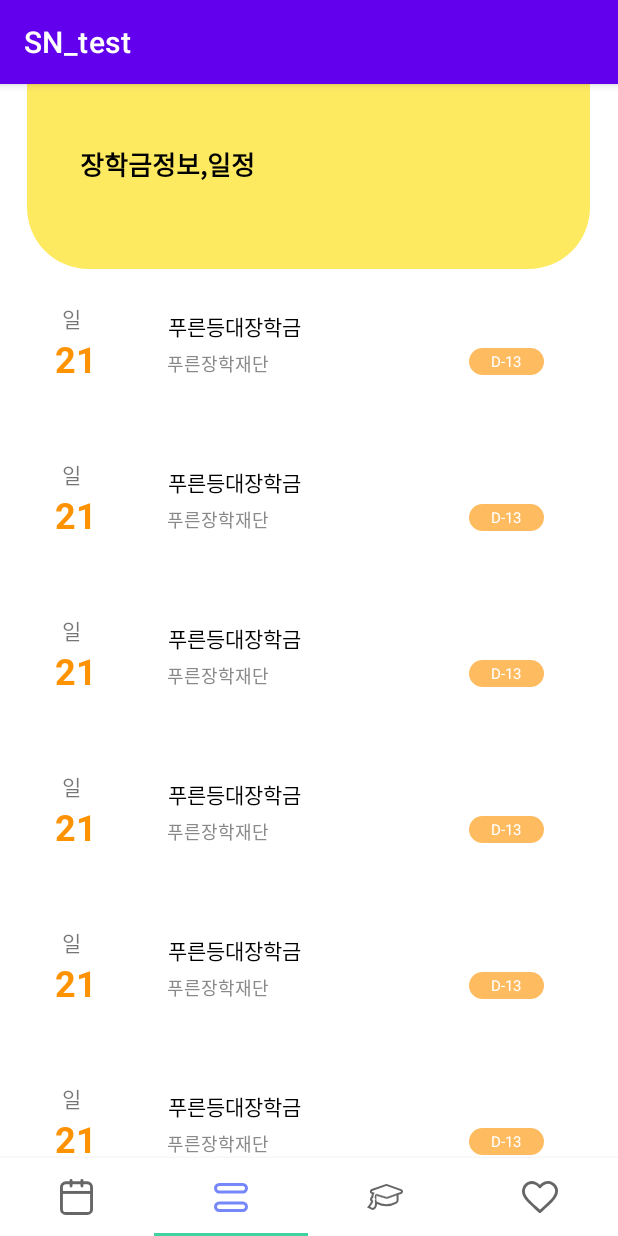
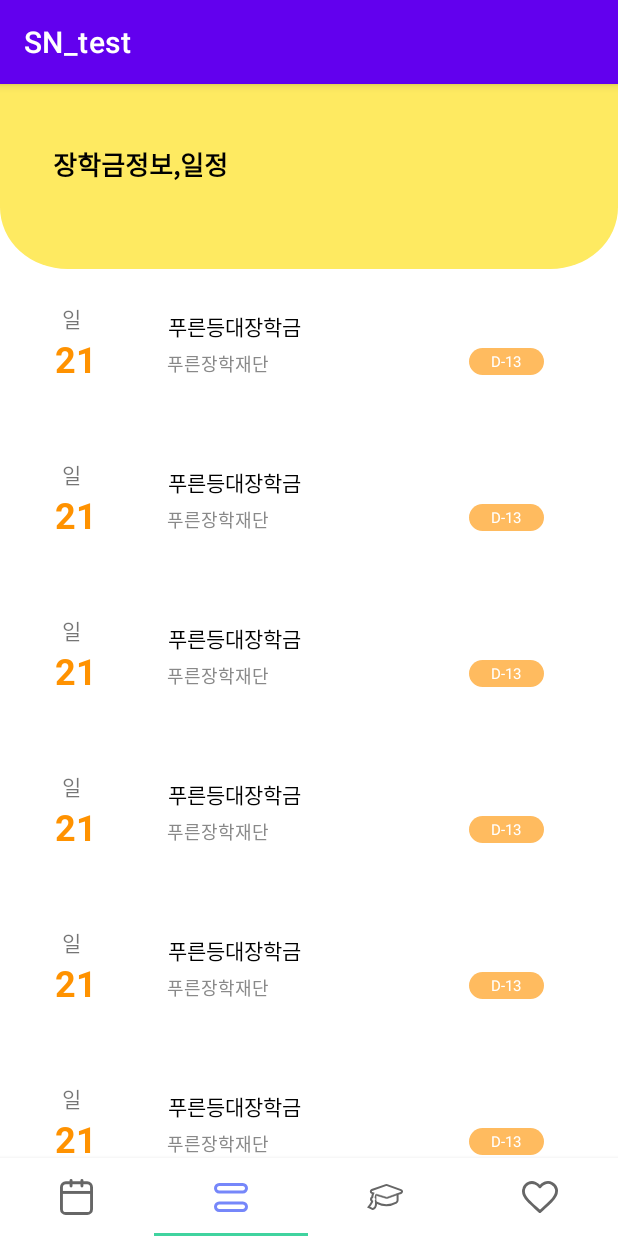
Before and after one commit to jjh2x/Scholarship_Notification, an Android app: the screen it shows after launch (MainActivity), item 2 of the bottom bar chosen, on a phone screen of 412 x 824 dp. Run offline under Robolectric (Android 15) with nearby library versions, the phone set to English and light mode, and no system bars.

```diff
--- a/app/build.gradle
+++ b/app/build.gradle
@@ -49,4 +49,6 @@ dependencies {
     // For control over item selection of both touch and mouse driven selection
     implementation "androidx.recyclerview:recyclerview-selection:1.1.0-rc03"
     implementation 'com.applandeo:material-calendar-view:1.4.0'
+    implementation 'com.squareup.retrofit2:retrofit:2.4.0'
+    implementation 'com.squareup.retrofit2:converter-gson:2.4.0'
 }
--- a/app/src/main/AndroidManifest.xml
+++ b/app/src/main/AndroidManifest.xml
@@ -2,13 +2,15 @@
 <manifest xmlns:android="http://schemas.android.com/apk/res/android"
     package="com.example.sn_test">
 
+    <uses-permission android:name="android.permission.INTERNET"/>
     <application
         android:allowBackup="true"
         android:icon="@mipmap/ic_launcher"
         android:label="@string/app_name"
         android:roundIcon="@mipmap/ic_launcher_round"
         android:supportsRtl="true"
-        android:theme="@style/Theme.SN_test">
+        android:theme="@style/Theme.SN_test"
+        android:usesCleartextTraffic="true">
         <activity android:name=".SplashActivity">
             <intent-filter>
                 <action android:name="android.intent.action.MAIN" />
--- /dev/null
+++ b/app/src/main/java/com/example/sn_test/AWS_Test_API.kt
@@ -0,0 +1,12 @@
+package com.example.sn_test
+
+import retrofit2.Call
+import retrofit2.http.GET
+import retrofit2.http.Query
+
+interface AWS_Test_API {
+    @GET("/scholarship")
+    fun getScholarshipInformation(
+
+    ): Call<List<ResultGetScholarshipInformation>>
+}
--- a/app/src/main/java/com/example/sn_test/Fragment/HomeFragment.kt
+++ b/app/src/main/java/com/example/sn_test/Fragment/HomeFragment.kt
@@ -1,18 +1,60 @@
 package com.example.sn_test.Fragment
 
 import android.os.Bundle
+import android.util.Log
 import android.view.LayoutInflater
 import android.view.View
 import android.view.ViewGroup
+import android.widget.TextView
 import androidx.fragment.app.Fragment
+import com.example.sn_test.AWS_Test_API
 import com.example.sn_test.R
+import com.example.sn_test.ResultGetScholarshipInformation
+import org.w3c.dom.Text
+import retrofit2.Call
+import retrofit2.Callback
+import retrofit2.Response
+import retrofit2.Retrofit
+import retrofit2.converter.gson.GsonConverterFactory
 
-class HomeFragment: Fragment() {
+class HomeFragment : Fragment() {
+    private lateinit var tv_Period: TextView
     override fun onCreateView(
         inflater: LayoutInflater,
         container: ViewGroup?,
         savedInstanceState: Bundle?
     ): View? {
-        return inflater.inflate(R.layout.fragment_home, container, false)
+        var rootView_Home = inflater.inflate(R.layout.fragment_home, container, false)
+        tv_Period = rootView_Home.findViewById<TextView>(R.id.tv_Period)
+        val builder: Retrofit.Builder = Retrofit.Builder()
+            .baseUrl("http://3.36.171.36:9000/user/")
+            .addConverterFactory(GsonConverterFactory.create())
+
+        val retrofit: Retrofit = builder.build()
+
+        val client: AWS_Test_API = retrofit.create(AWS_Test_API::class.java)
+
+        val call: Call<List<ResultGetScholarshipInformation>> = client.getScholarshipInformation()
+
+        call.enqueue(object : Callback<List<ResultGetScholarshipInformation>> {
+            override fun onFailure(call: Call<List<ResultGetScholarshipInformation>>, t: Throwable) {
+                Log.e("debugTest", "error:(${t.message})")
+            }
+
+            override fun onResponse(
+                call: Call<List<ResultGetScholarshipInformation>>,
+                response: Response<List<ResultGetScholarshipInformation>>
+            ) {
+                val repos:List<ResultGetScholarshipInformation>? = response.body()
+                Log.e("!!!!!!!!!!!!!!!!!!!!!!!!!!!!LOOK AT ME!!!!!!!!!!!!!!", repos?.toString() ?: "DAMN!!!!")
+                var reposStr = ""
+
+                repos?.forEach{ it ->
+                    reposStr += "$it\n"
+                }
+                tv_Period.text = reposStr
+            }
+        })
+        return rootView_Home
     }
 }
--- /dev/null
+++ b/app/src/main/java/com/example/sn_test/ResultGetScholarshipInformation.kt
@@ -0,0 +1,5 @@
+package com.example.sn_test
+
+data class ResultGetScholarshipInformation(
+     var testString : String
+)
--- a/app/src/main/res/layout/fragment_collection.xml
+++ b/app/src/main/res/layout/fragment_collection.xml
@@ -8,7 +8,7 @@
     android:backgroundTint="#FAFAFA">
 
     <LinearLayout
-        android:layout_width="wrap_content"
+        android:layout_width="match_parent"
         android:layout_height="wrap_content"
         android:background="@drawable/ic_collectionview_y_back"
         android:layout_gravity="center_horizontal">
```
Also changed, not shown: app/src/main/java/com/example/sn_test/MainActivity.kt (+11 -0 lines).
